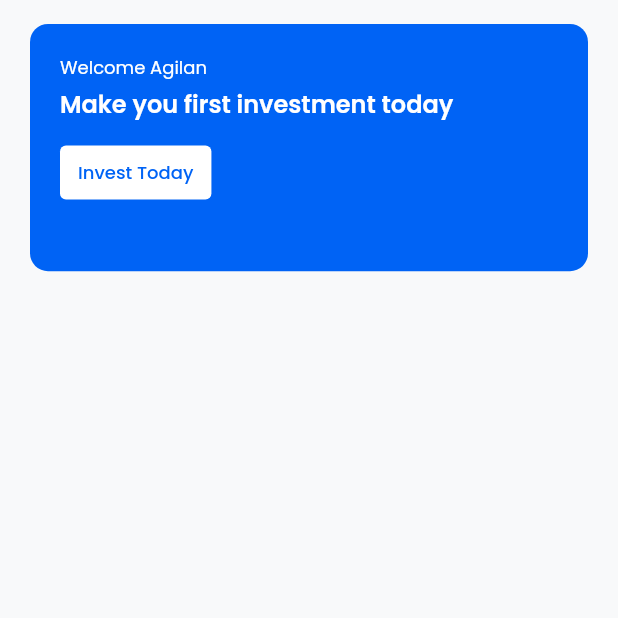
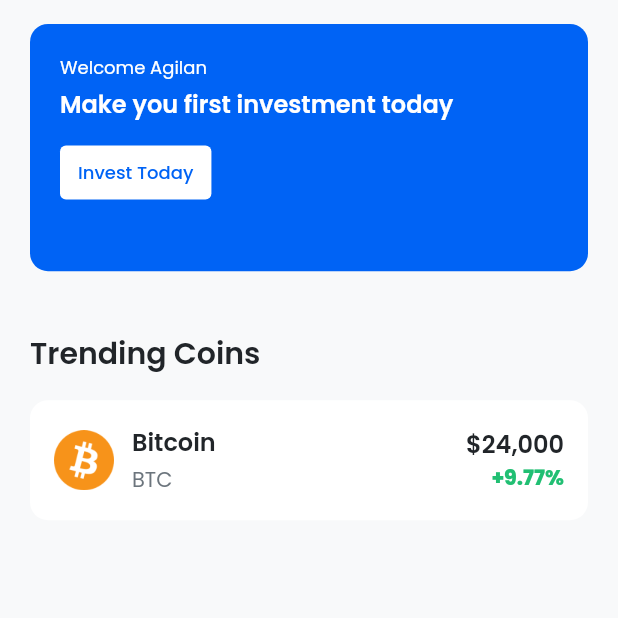
Before and after one commit to tegar97/zcoin-app, a Flutter app: the screen it shows after launch, on a phone screen of 412 x 824 dp, the top half of it. Run offline on Flutter 3.47's test engine with Material 2 defaults, Android fonts, the phone set to English and light mode, and no system bars; our stand-ins replace fl_chart, google_fonts.

Commit message:
coin cart

```diff
--- a/lib/view/screen/home_screen.dart
+++ b/lib/view/screen/home_screen.dart
@@ -1,12 +1,13 @@
 import 'package:flutter/material.dart';
 import 'package:zcoin/theme.dart';
+import 'package:zcoin/view/widgets/CoinCard.dart';
+import 'package:zcoin/view/widgets/card.dart';
 
 class HomeScreen extends StatelessWidget {
   const HomeScreen({Key? key}) : super(key: key);
 
   @override
   Widget build(BuildContext context) {
-    double widthDevice = MediaQuery.of(context).size.width;
 
     print(double.infinity);
     return Scaffold(
@@ -16,57 +17,20 @@ class HomeScreen extends StatelessWidget {
             padding: EdgeInsets.symmetric(vertical: 16, horizontal: 20),
             children: [
               // Card
-              Container(
-                width: widthDevice,
-                height: widthDevice / 2.5,
-                decoration: BoxDecoration(
-                    color: primaryColor,
-                    borderRadius: BorderRadius.circular(12)),
-                child: Stack(
-                  children: [
-                    Column(
-                      crossAxisAlignment: CrossAxisAlignment.start,
-                      children: [
-                        Padding(
-                          padding: EdgeInsets.all(20),
-                          child: Column(
-                            crossAxisAlignment: CrossAxisAlignment.start,
-                            children: [
-                              Text("Welcome Agilan",
-                                  style: whiteTextStyle.copyWith(fontSize: 12)),
-                              SizedBox(
-                                height: 3,
-                              ),
-                              Text("Make you first investment today",
-                                  style: whiteTextStyle.copyWith(
-                                      fontSize: 16,
-                                      fontWeight: FontWeight.w600)),
-                              SizedBox(
-                                height: 10,
-                              ),
-                              TextButton(
-                                style: TextButton.styleFrom(
-                                  padding: const EdgeInsets.symmetric(
-                                      horizontal: 12, vertical: 4),
-                                  primary: primaryColor,
-                                  backgroundColor: Colors.white,
-                                  textStyle: const TextStyle(fontSize: 12),
-                                ),
-                                onPressed: () {},
-                                child: Text("Invest Today",
-                                    style: headerTextStyle.copyWith(
-                                        color: primaryColor,
-                                        fontWeight: FontWeight.w500)),
-                              )
-                            ],
-                          ),
-                        ),
-                      ],
-                    ),
+              CardBox(),
+              // List Coin
+              SizedBox(height: 40,),
+              Column(
+                crossAxisAlignment: CrossAxisAlignment.start,
+                children: [
+                  Text("Trending Coins",style: headerTextStyle.copyWith(fontSize: 20,fontWeight: FontWeight.w600)),
 
-                  ],
-                ),
+                  // Coin Card
+                  SizedBox(height: 16),
+                  CoinCard()
+                ],
               )
+
             ],
           ),
         ));
--- /dev/null
+++ b/lib/view/widgets/CoinCard.dart
@@ -0,0 +1,42 @@
+import 'package:flutter/material.dart';
+
+import 'package:fl_chart/fl_chart.dart';
+import 'package:zcoin/theme.dart';
+
+class CoinCard extends StatelessWidget {
+  const CoinCard({
+    Key? key,
+  }) : super(key: key);
+
+  @override
+  Widget build(BuildContext context) {
+    return Container(
+      padding: EdgeInsets.all(16),
+      decoration: BoxDecoration(
+          color: Colors.white, borderRadius: BorderRadius.circular(12)),
+      child: Row(
+        children: [
+          Image.asset(
+            'assets/btc.png',
+            width: 40,
+            height: 40,
+          ),
+          SizedBox(width: 12,),
+          Expanded(
+            child: Column(
+              crossAxisAlignment: CrossAxisAlignment.start,
+              children: [Text("Bitcoin",style: headerTextStyle.copyWith(fontSize: 16,fontWeight: FontWeight.w600)),
+              SizedBox(height: 3,),
+              Text("BTC",style: subtitleTextStyle.copyWith(fontSize: 14))],
+            ),
+          ),
+          Column(
+            crossAxisAlignment: CrossAxisAlignment.end,
+            children: [Text("\$24,000",style: headerTextStyle.copyWith(
+                      fontSize: 16, fontWeight: FontWeight.w600)), Text("+9.77%",style: headerTextStyle.copyWith(fontSize: 14,fontWeight: FontWeight.w800,color: Color(0xff21BF73)))],
+          )
+        ],
+      ),
+    );
+  }
+}
--- /dev/null
+++ b/lib/view/widgets/card.dart
@@ -0,0 +1,63 @@
+import 'package:flutter/material.dart';
+import 'package:zcoin/theme.dart';
+
+class CardBox extends StatelessWidget {
+  const CardBox({
+    Key? key,
+  }) : super(key: key);
+
+
+  @override
+  Widget build(BuildContext context) {
+        double widthDevice = MediaQuery.of(context).size.width;
+
+    return Container(
+      width: widthDevice,
+      height: widthDevice / 2.5,
+      decoration: BoxDecoration(
+          color: primaryColor, borderRadius: BorderRadius.circular(12)),
+      child: Stack(
+        children: [
+          Column(
+            crossAxisAlignment: CrossAxisAlignment.start,
+            children: [
+              Padding(
+                padding: EdgeInsets.all(20),
+                child: Column(
+                  crossAxisAlignment: CrossAxisAlignment.start,
+                  children: [
+                    Text("Welcome Agilan",
+                        style: whiteTextStyle.copyWith(fontSize: 12)),
+                    SizedBox(
+                      height: 3,
+                    ),
+                    Text("Make you first investment today",
+                        style: whiteTextStyle.copyWith(
+                            fontSize: 16, fontWeight: FontWeight.w600)),
+                    SizedBox(
+                      height: 10,
+                    ),
+                    TextButton(
+                      style: TextButton.styleFrom(
+                        padding: const EdgeInsets.symmetric(
+                            horizontal: 12, vertical: 4),
+                        primary: primaryColor,
+                        backgroundColor: Colors.white,
+                        textStyle: const TextStyle(fontSize: 12),
+                      ),
+                      onPressed: () {},
+                      child: Text("Invest Today",
+                          style: headerTextStyle.copyWith(
+                              color: primaryColor,
+                              fontWeight: FontWeight.w500)),
+                    )
+                  ],
+                ),
+              ),
+            ],
+          ),
+        ],
+      ),
+    );
+  }
+}
--- a/pubspec.yaml
+++ b/pubspec.yaml
@@ -28,6 +28,7 @@ environment:
 # versions available, run `flutter pub outdated`.
 dependencies:
   cupertino_icons: ^1.0.2
+  fl_chart: ^0.55.0
   flutter:
     sdk: flutter
   google_fonts: ^3.0.1
```
Also changed, not shown: assets/btc.png (added), pubspec.lock.
